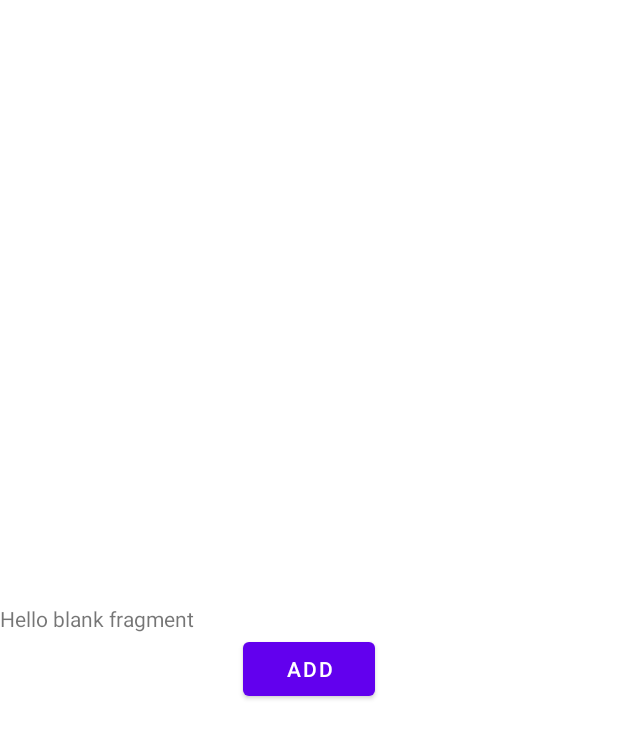
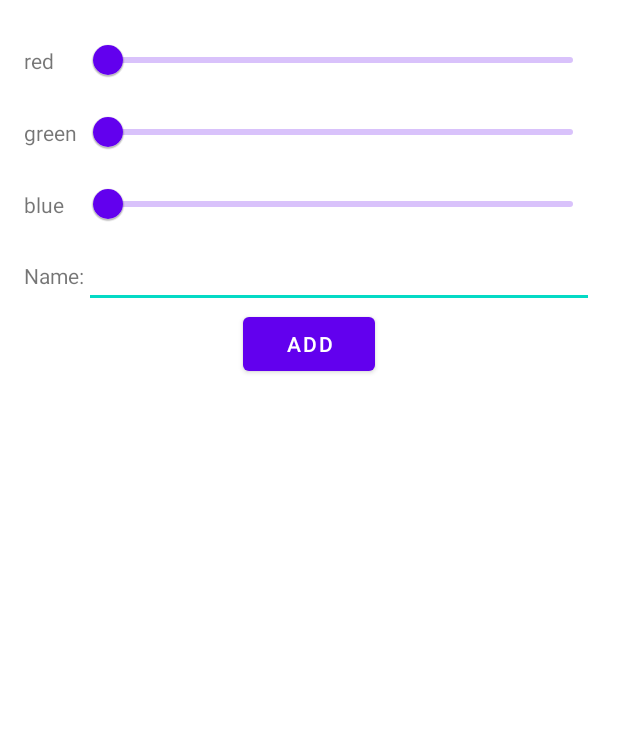
Before and after one commit to OdiseeMD/demos, an Android app: the layout fragment_color_input.xml on its own in the app's theme, with its tools: preview values and no code run, on a phone screen of 412 x 824 dp. Shown: the top 738 px of the screen. Run offline under Robolectric (Android 15) with nearby library versions, the phone set to English and light mode, and no system bars.

Commit message:
Update colorpicker

```diff
--- a/Les 5/ColorPicker/app/src/main/java/be/odisee/colorpicker/database/ColorDao.kt
+++ b/Les 5/ColorPicker/app/src/main/java/be/odisee/colorpicker/database/ColorDao.kt
@@ -12,6 +12,9 @@ interface ColorDao {
     @Query("SELECT * FROM colors")
     fun getAllLiveData(): LiveData<Array<Color>>
 
+    @Query("SELECT * FROM colors WHERE id = :id")
+    fun getColor(id: Long): LiveData<Color>
+
     @Insert
     suspend fun insert(color: Color)
 
--- a/Les 5/ColorPicker/app/src/main/res/layout/fragment_color_input.xml
+++ b/Les 5/ColorPicker/app/src/main/res/layout/fragment_color_input.xml
@@ -7,14 +7,83 @@
         android:layout_height="match_parent"
         tools:context=".ColorInputFragment">
 
-        <!-- TODO: Update blank fragment layout -->
         <TextView
-            android:id="@+id/numberOfitems"
-            android:layout_width="match_parent"
+            android:id="@+id/red_textView"
+            android:layout_width="wrap_content"
             android:layout_height="wrap_content"
-            android:text="@string/hello_blank_fragment"
-            app:layout_constraintBottom_toBottomOf="parent"
+            android:layout_marginStart="16dp"
+            android:text="@string/red"
+            app:layout_constraintBottom_toBottomOf="@id/red_slider"
+            app:layout_constraintStart_toStartOf="parent"
+            app:layout_constraintTop_toTopOf="@id/red_slider" />
+
+        <com.google.android.material.slider.Slider
+            android:id="@+id/red_slider"
+            android:layout_width="0dp"
+            android:layout_height="wrap_content"
+            android:layout_marginTop="16dp"
+            android:layout_marginEnd="16dp"
+            app:layout_constraintEnd_toEndOf="parent"
+            app:layout_constraintStart_toEndOf="@id/name_textView"
             app:layout_constraintTop_toTopOf="parent" />
+
+        <TextView
+            android:id="@+id/green_textView"
+            android:layout_width="wrap_content"
+            android:layout_height="wrap_content"
+            android:layout_marginStart="16dp"
+            android:text="@string/green"
+
+            app:layout_constraintBottom_toBottomOf="@id/green_slider"
+            app:layout_constraintStart_toStartOf="parent"
+            app:layout_constraintTop_toTopOf="@id/green_slider" />
+
+        <com.google.android.material.slider.Slider
+            android:id="@+id/green_slider"
+            android:layout_width="0dp"
+            android:layout_height="wrap_content"
+            android:layout_marginEnd="16dp"
+            app:layout_constraintEnd_toEndOf="parent"
+            app:layout_constraintStart_toEndOf="@id/name_textView"
+            app:layout_constraintTop_toBottomOf="@id/red_slider" />
+
+        <TextView
+            android:id="@+id/blue_textView"
+            android:layout_width="wrap_content"
+            android:layout_height="wrap_content"
+            android:layout_marginStart="16dp"
+            android:text="@string/blue"
+
+            app:layout_constraintBottom_toBottomOf="@id/blue_slider"
+            app:layout_constraintStart_toStartOf="parent"
+            app:layout_constraintTop_toTopOf="@id/blue_slider" />
+
+        <com.google.android.material.slider.Slider
+            android:id="@+id/blue_slider"
+            android:layout_width="0dp"
+            android:layout_height="wrap_content"
+            android:layout_marginEnd="16dp"
+            app:layout_constraintEnd_toEndOf="parent"
+            app:layout_constraintStart_toEndOf="@id/name_textView"
+            app:layout_constraintTop_toBottomOf="@id/green_slider" />
+
+        <EditText
+            android:id="@+id/name_editText"
+            android:layout_width="0dp"
+            android:layout_height="wrap_content"
+            android:layout_marginEnd="16dp"
+            app:layout_constraintEnd_toEndOf="parent"
+            app:layout_constraintStart_toEndOf="@id/name_textView"
+            app:layout_constraintTop_toBottomOf="@id/blue_slider" />
+
+        <TextView
+            android:id="@+id/name_textView"
+            android:layout_width="wrap_content"
+            android:layout_height="wrap_content"
+            android:layout_marginStart="16dp"
+            android:text="@string/name"
+            app:layout_constraintBaseline_toBaselineOf="@id/name_editText"
+            app:layout_constraintStart_toStartOf="parent" />
 
         <Button
             android:id="@+id/add_button"
@@ -23,7 +92,15 @@
             android:text="Add"
             app:layout_constraintEnd_toEndOf="parent"
             app:layout_constraintStart_toStartOf="parent"
-            app:layout_constraintTop_toBottomOf="@id/numberOfitems" />
+            app:layout_constraintTop_toBottomOf="@id/name_editText" />
+
+        <View
+            android:id="@+id/color_preview"
+            android:layout_width="match_parent"
+            android:layout_height="80dp"
+            android:layout_margin="16dp"
+            android:elevation="8dp"
+            app:layout_constraintTop_toBottomOf="@id/add_button" />
 
     </androidx.constraintlayout.widget.ConstraintLayout>
 </layout>
--- a/Les 5/ColorPicker/app/src/main/res/values/strings.xml
+++ b/Les 5/ColorPicker/app/src/main/res/values/strings.xml
@@ -2,4 +2,9 @@
     <string name="app_name">ColorPicker</string>
     <!-- TODO: Remove or change this placeholder text -->
     <string name="hello_blank_fragment">Hello blank fragment</string>
+    <string name="name">Name:</string>
+    <string name="blue">blue</string>
+    <string name="green">green</string>
+    <string name="red">red</string>
+    <string name="no_name">please select a name</string>
 </resources>
```
Also changed, not shown: Les 5/ColorPicker/app/src/main/java/be/odisee/colorpicker/ColorAdapter.kt (added, +50 -0 lines), Les 5/ColorPicker/app/src/main/java/be/odisee/colorpicker/ColorDetailFragment.kt (added, +47 -0 lines), Les 5/ColorPicker/app/src/main/java/be/odisee/colorpicker/ColorDetailViewModel.kt (added, +29 -0 lines), Les 5/ColorPicker/app/src/main/java/be/odisee/colorpicker/ColorInputFragment.kt (+20 -12 lines), Les 5/ColorPicker/app/src/main/java/be/odisee/colorpicker/ColorInputViewModel.kt (+39 -7 lines), Les 5/ColorPicker/app/src/main/java/be/odisee/colorpicker/Extensions.kt (added, +13 -0 lines), Les 5/ColorPicker/app/src/main/java/be/odisee/colorpicker/OverviewFragment.kt (added, +68 -0 lines), Les 5/ColorPicker/app/src/main/java/be/odisee/colorpicker/OverviewViewModel.kt (added, +20 -0 lines), Les 5/ColorPicker/app/src/main/res/layout/color_view.xml (added, +30 -0 lines), Les 5/ColorPicker/app/src/main/res/layout/fragment_color_detail.xml (added, +28 -0 lines), Les 5/ColorPicker/app/src/main/res/layout/fragment_overview.xml (added, +34 -0 lines), Les 5/ColorPicker/app/src/main/res/navigation/nav_graph.xml (+22 -1 lines).
